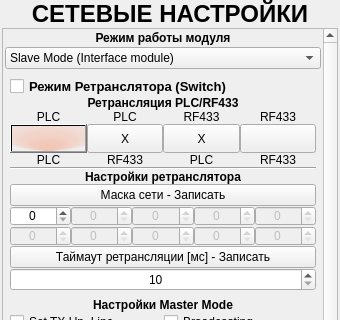
Above: ANDROID_FORMS/plc_rf_netsettings_form.ui from DavidSiegman/PLC_RF_Configurator before the change; both pictures show x 0 to 340 and y 0 to 320 of the 340 by 560 pixel window. Below: the same form after it.
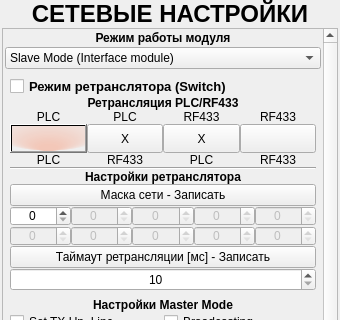
That is the form after the change. Icons and pictures are not drawn.

The edit to the form file:
```diff
--- a/ANDROID_FORMS/plc_rf_netsettings_form.ui
+++ b/ANDROID_FORMS/plc_rf_netsettings_form.ui
@@ -92,7 +92,7 @@
          <property name="geometry">
           <rect>
            <x>0</x>
-           <y>0</y>
+           <y>-209</y>
            <width>317</width>
            <height>695</height>
           </rect>
@@ -219,7 +219,7 @@
                 <enum>Qt::LeftToRight</enum>
                </property>
                <property name="text">
-                <string>Режим Ретранслятора (Switch)</string>
+                <string>Режим ретранслятора (Switch)</string>
                </property>
               </widget>
              </item>
```
Left out of the diff: 126 changed lines with no effect on the pictures.
